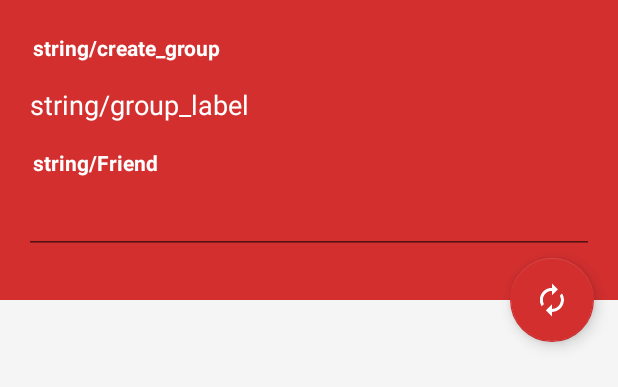
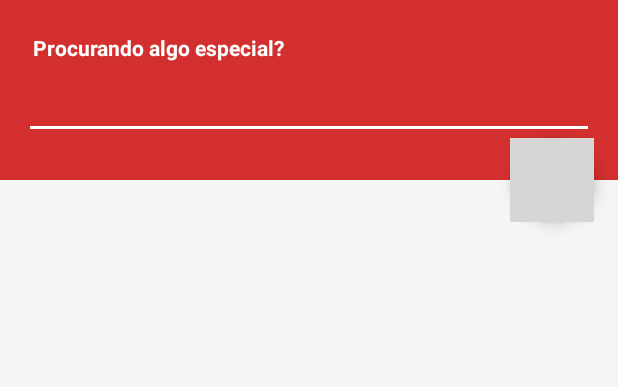
Before and after one commit to saulosaires/FitCook, an Android app: the layout search_fragment_dialog.xml on its own in the app's theme, with its tools: preview values and no code run, on a phone screen of 412 x 824 dp. Shown: the top 387 px of the screen. Run offline under Robolectric (Android 15) with nearby library versions, the phone set to English and light mode, and no system bars; network calls fail; grey boxes are pictures that could not be loaded.

Commit message:
share app

```diff
--- a/app/src/main/java/aires/com/fitcook/fragment/SearchDialogFragment.java
+++ b/app/src/main/java/aires/com/fitcook/fragment/SearchDialogFragment.java
@@ -7,6 +7,7 @@ import android.view.LayoutInflater;
 import android.view.View;
 import android.view.ViewGroup;
 import android.view.Window;
+import android.widget.EditText;
 
 import aires.com.fitcook.R;
 
@@ -52,6 +53,10 @@ public class SearchDialogFragment extends DialogFragment {
         v.setMinimumWidth((int) displayRectangle.width());
         v.setMinimumHeight((int) displayRectangle.height());
 
+        EditText search= (EditText) v.findViewById(R.id.search);
+
+        search.requestFocus();
+
         return v;
     }
 }
--- a/app/src/main/res/layout/search_fragment_dialog.xml
+++ b/app/src/main/res/layout/search_fragment_dialog.xml
@@ -15,7 +15,7 @@
             android:id="@+id/header_container"
 
             android:layout_width="match_parent"
-            android:layout_height="200dp"
+            android:layout_height="120dp"
             android:orientation="vertical"
             android:background="@color/colorAccent"
             android:padding="16dp">
@@ -27,34 +27,17 @@
                 android:layout_height="wrap_content"
                 android:padding="6dp"
                 android:textStyle="bold"
-                android:text="string/create_group"
-                android:background="@color/colorAccent"
+                android:text="@string/search_title"
                 android:textColor="@android:color/white"/>
 
             <EditText
                 android:layout_width="match_parent"
                 android:layout_height="wrap_content"
-                android:id="@+id/group_label"
-                android:hint="string/group_label"
+                android:id="@+id/search"
+                android:theme="@style/editTextTheme"
                 android:textColorHint="@android:color/white"
                 android:textColor="@android:color/white"/>
 
-
-            <TextView
-                android:layout_width="match_parent"
-                android:layout_height="wrap_content"
-                android:padding="6dp"
-                android:textStyle="bold"
-                android:text="string/Friend"
-                android:background="@color/colorAccent"
-                android:textColor="@android:color/white"/>
-
-            <AutoCompleteTextView
-                android:layout_width="match_parent"
-                android:layout_height="wrap_content"
-                android:id="@+id/invitation"
-                android:textColorHint="@android:color/white"
-                android:textColor="@android:color/white"/>
 
 
 
@@ -75,7 +58,7 @@
         android:layout_height="wrap_content"
         android:layout_margin="16dp"
         android:clickable="true"
-        android:src="@drawable/ic_autorenew_white_48dp"
+        android:src="@drawable/ic_search_white_48dp"
         app:layout_anchor="@id/header_container"
         app:layout_anchorGravity="bottom|right|end"/>
 
--- a/app/src/main/res/values/strings.xml
+++ b/app/src/main/res/values/strings.xml
@@ -41,6 +41,6 @@
 
     <string name="search_title">Procurando algo especial?</string>
     <string name="share">Compartilhar</string>
-
+    <string name="search">Receitas !</string>
 
 </resources>
--- a/app/src/main/res/values/styles.xml
+++ b/app/src/main/res/values/styles.xml
@@ -56,6 +56,11 @@
 
     </style>
 
+    <style name="editTextTheme" parent="Theme.AppCompat.Light.DarkActionBar">
+        <item name="colorControlNormal">@android:color/white</item>
+        <item name="colorControlActivated">@android:color/white</item>
+        <item name="colorControlHighlight">@android:color/white</item>
+    </style>
 
     <style name="DialogAnimation">
         <item name="android:windowEnterAnimation">@anim/slide_up</item>
```
Also changed, not shown: 1 other file.
